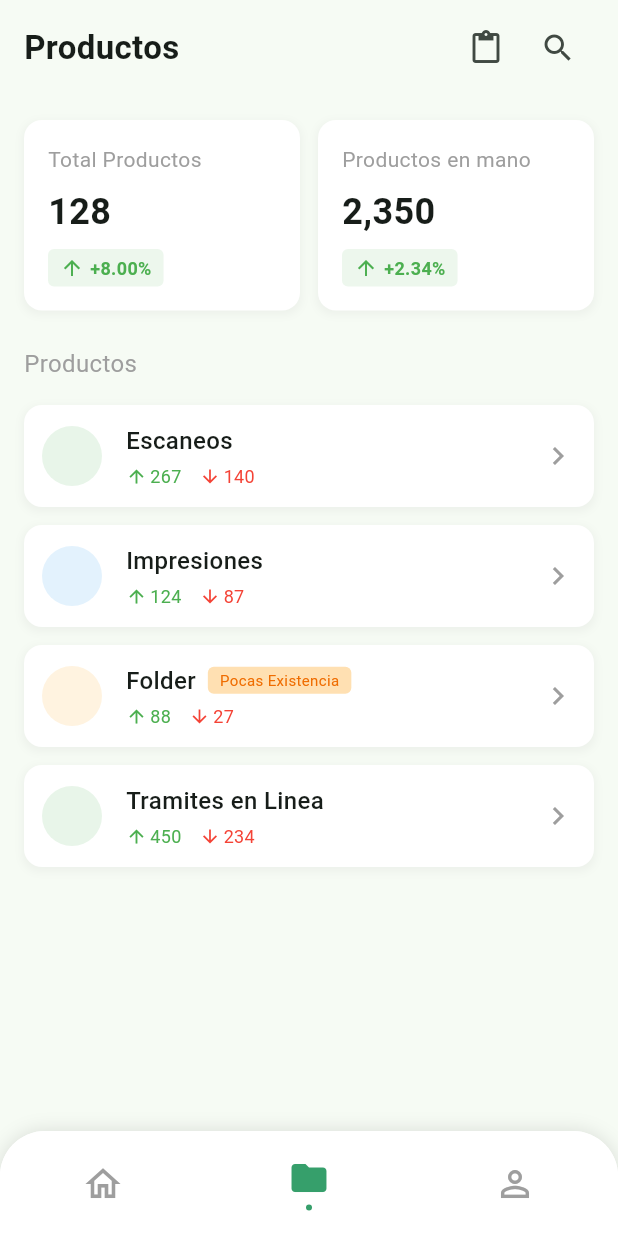
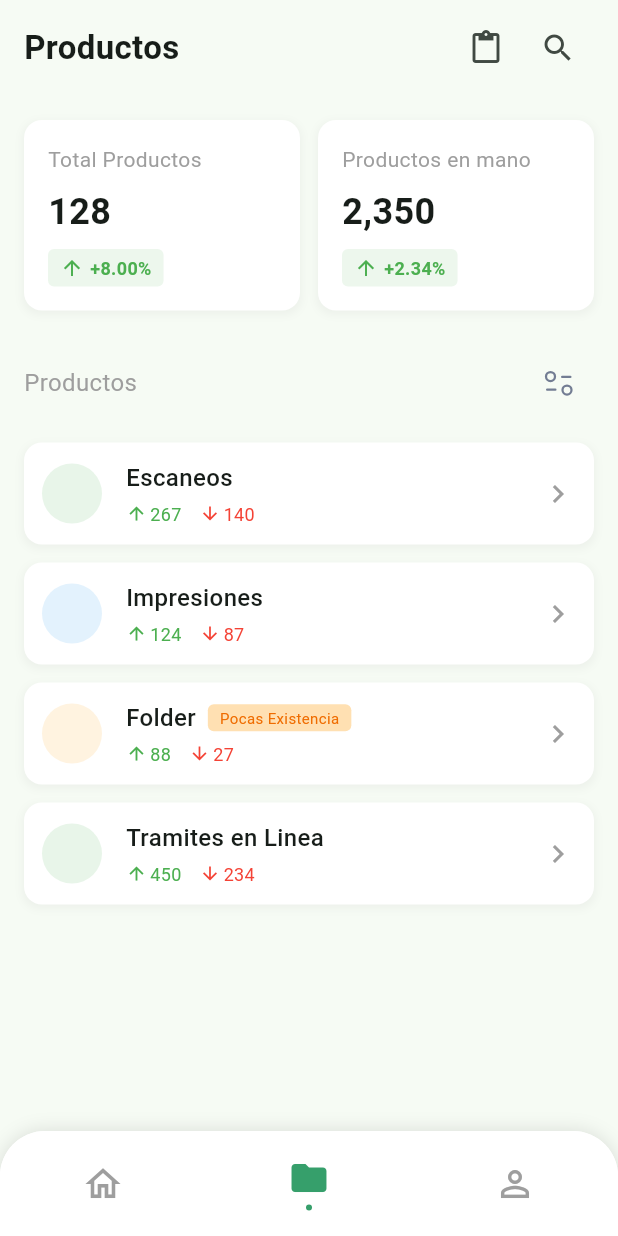
Before and after one commit to paolojoaquinp/flutter_pos, a Flutter app: the screen it shows after launch, item 2 of the bottom bar chosen, on a phone screen of 412 x 824 dp. Run offline on Flutter 3.47's test engine with Material 3 defaults, Android fonts, the phone set to English and light mode, and no system bars; our stand-ins replace bloc, equatable, flutter_bloc, flutter_svg.

Commit message:
feat: Add SVG support and filter icon to ProductScreen
- Updated pubspec.yaml to include flutter_svg dependency.
- Added a new SVG filter icon asset to the project.
- Enhanced ProductScreen layout by incorporating an IconButton for the filter icon, improving user interaction.

```diff
--- a/lib/features/products_screen/presentation/products_screen.dart
+++ b/lib/features/products_screen/presentation/products_screen.dart
@@ -1,6 +1,7 @@
 import 'package:flutter/material.dart';
 import 'package:flutter_pos/features/products_screen/presentation/widgets/product_category_card.dart';
 import 'package:flutter_pos/features/products_screen/presentation/widgets/stats_card_widget.dart';
+import 'package:flutter_svg/svg.dart';
 
 class ProductScreen extends StatelessWidget {
   const ProductScreen({super.key});
@@ -65,12 +66,22 @@ class ProductScreen extends StatelessWidget {
               ),
 
               const SizedBox(height: 24),
+              Row(
+                mainAxisAlignment: MainAxisAlignment.spaceBetween,
+                children: [
                   const Text(
                     'Productos',
                     style: TextStyle(
                       fontSize: 16,
                       color: Colors.grey,
                     ),
+                  ),
+                  IconButton(
+                    onPressed: () {},
+                    iconSize: 24,
+                    icon: SvgPicture.asset('assets/svgs/icon-filter.svg'),
+                  ),
+                ],
               ),
               const SizedBox(height: 16),
 
--- a/pubspec.yaml
+++ b/pubspec.yaml
@@ -37,6 +37,7 @@ dependencies:
   cupertino_icons: ^1.0.8
   flutter_bloc: ^9.1.0
   equatable: ^2.0.7
+  flutter_svg: ^2.1.0
 
 dev_dependencies:
   flutter_test:
@@ -61,8 +62,8 @@ flutter:
   uses-material-design: true
 
   # To add assets to your application, add an assets section, like this:
-  # assets:
-  #   - images/a_dot_burr.jpeg
+  assets:
+    - assets/svgs/
   #   - images/a_dot_ham.jpeg
 
   # An image asset can refer to one or more resolution-specific "variants", see
```
Also changed, not shown: assets/svgs/icon-filter.svg (added). Lines whose indentation alone changed are shown as unchanged.
